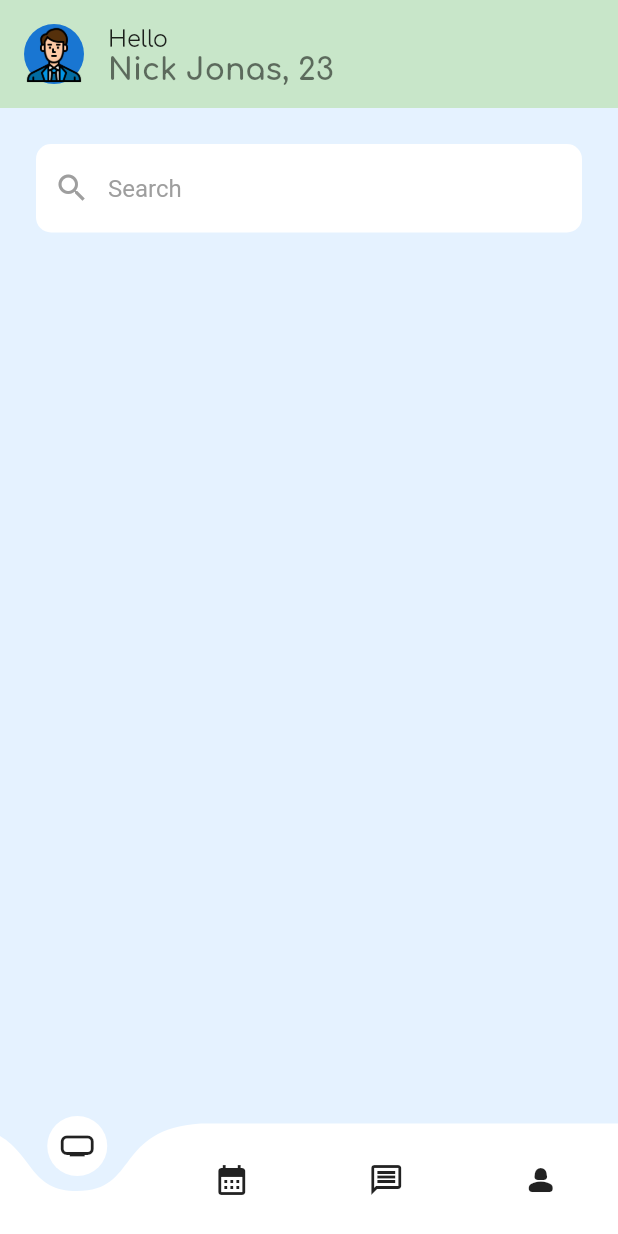
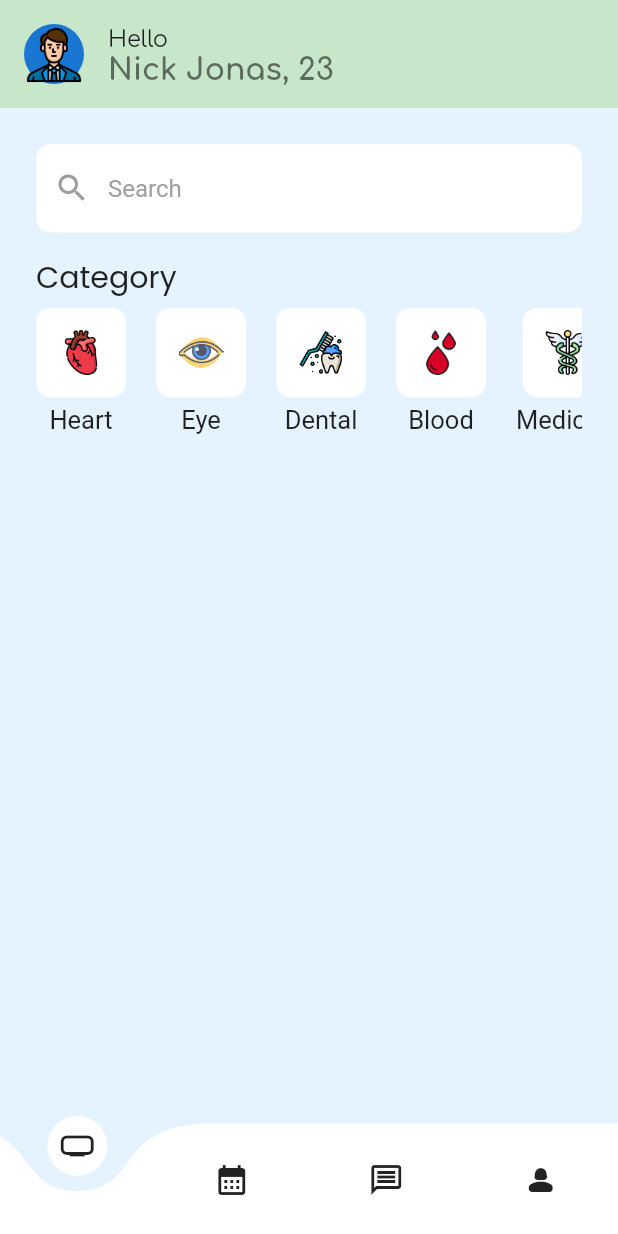
Before and after one commit to Saon00/medicare-apps, a Flutter app: the screen it shows after launch, on a phone screen of 412 x 824 dp. Run offline on Flutter 3.47's test engine with Material 2 defaults, Android fonts, the phone set to English and light mode, and no system bars; drawn by our look-alikes of curved_navigation_bar; our stand-ins replace flutter_svg, google_fonts; Roboto replaces fonts that are missing (Ubuntu).

Commit message:
category images and widgets added

```diff
--- a/lib/pages/home_page.dart
+++ b/lib/pages/home_page.dart
@@ -1,5 +1,7 @@
 import 'package:flutter/material.dart';
 import 'package:google_fonts/google_fonts.dart';
+
+import '../widgets/category_widgetss.dart';
 
 class HomePage extends StatefulWidget {
   const HomePage({Key? key}) : super(key: key);
@@ -15,6 +17,7 @@ class _HomePageState extends State<HomePage> {
       child: Padding(
         padding: const EdgeInsets.all(24.0),
         child: Column(
+          crossAxisAlignment: CrossAxisAlignment.start,
           children: [
             // search box
             TextField(
@@ -32,8 +35,63 @@ class _HomePageState extends State<HomePage> {
                 hintStyle: GoogleFonts.ubuntu(color: Colors.grey),
               ),
             ),
+            const SizedBox(height: 15),
 
-            // category
+            // categories
+            Text("Category", style: GoogleFonts.poppins(fontSize: 20)),
+            const SizedBox(height: 5),
+            SingleChildScrollView(
+              scrollDirection: Axis.horizontal,
+              child: Row(
+                children: [
+                  CategoryWidgets(
+                      categoryName: 'Heart',
+                      imagePath: 'assets/heart.png',
+                      ontap: () {}),
+                  const SizedBox(width: 20),
+                  CategoryWidgets(
+                      categoryName: 'Eye',
+                      imagePath: 'assets/eye.png',
+                      ontap: () {}),
+                  const SizedBox(width: 20),
+                  CategoryWidgets(
+                      categoryName: 'Dental',
+                      imagePath: 'assets/teeth.png',
+                      ontap: () {}),
+                  const SizedBox(width: 20),
+                  CategoryWidgets(
+                      categoryName: 'Blood',
+                      imagePath: 'assets/blood.png',
+                      ontap: () {}),
+                  const SizedBox(width: 20),
+                  CategoryWidgets(
+                      categoryName: 'Medicine',
+                      imagePath: 'assets/caduceus.png',
+                      ontap: () {}),
+                  const SizedBox(width: 20),
+                  CategoryWidgets(
+                      categoryName: 'Brain',
+                      imagePath: 'assets/brain.png',
+                      ontap: () {}),
+                  const SizedBox(width: 20),
+                  CategoryWidgets(
+                      categoryName: 'Nose',
+                      imagePath: 'assets/nose.png',
+                      ontap: () {}),
+                  const SizedBox(width: 20),
+                  CategoryWidgets(
+                      categoryName: 'Pregnancy',
+                      imagePath: 'assets/pregnant.png',
+                      ontap: () {}),
+                  const SizedBox(width: 20),
+                  CategoryWidgets(
+                      categoryName: 'Stomach',
+                      imagePath: 'assets/stomach.png',
+                      ontap: () {}),
+                  const SizedBox(width: 20),
+                ],
+              ),
+            )
           ],
         ),
       ),
--- /dev/null
+++ b/lib/widgets/category_widgetss.dart
@@ -0,0 +1,36 @@
+import 'package:flutter/material.dart';
+import 'package:google_fonts/google_fonts.dart';
+
+class CategoryWidgets extends StatelessWidget {
+  final VoidCallback ontap;
+  final String categoryName;
+  final String imagePath;
+  const CategoryWidgets({
+    Key? key,
+    required this.ontap,
+    required this.categoryName,
+    required this.imagePath,
+  }) : super(key: key);
+
+  @override
+  Widget build(BuildContext context) {
+    return Column(
+      children: [
+        GestureDetector(
+          onTap: ontap,
+          child: Container(
+            height: 60,
+            decoration: BoxDecoration(
+                borderRadius: BorderRadius.circular(10), color: Colors.white),
+            child: Padding(
+              padding: const EdgeInsets.all(15.0),
+              child: Image.asset(imagePath),
+            ),
+          ),
+        ),
+        const SizedBox(height: 5),
+        Text(categoryName, style: GoogleFonts.ubuntu(fontSize: 17))
+      ],
+    );
+  }
+}
```
Also changed, not shown: assets/blood.png (added), assets/brain.png (added), assets/caduceus.png (added), assets/eye.png (added), assets/heart.png (added), assets/liver.png (added), assets/nose.png (added), assets/pregnant.png (added), assets/stomach.png (added), assets/teeth.png (added).
